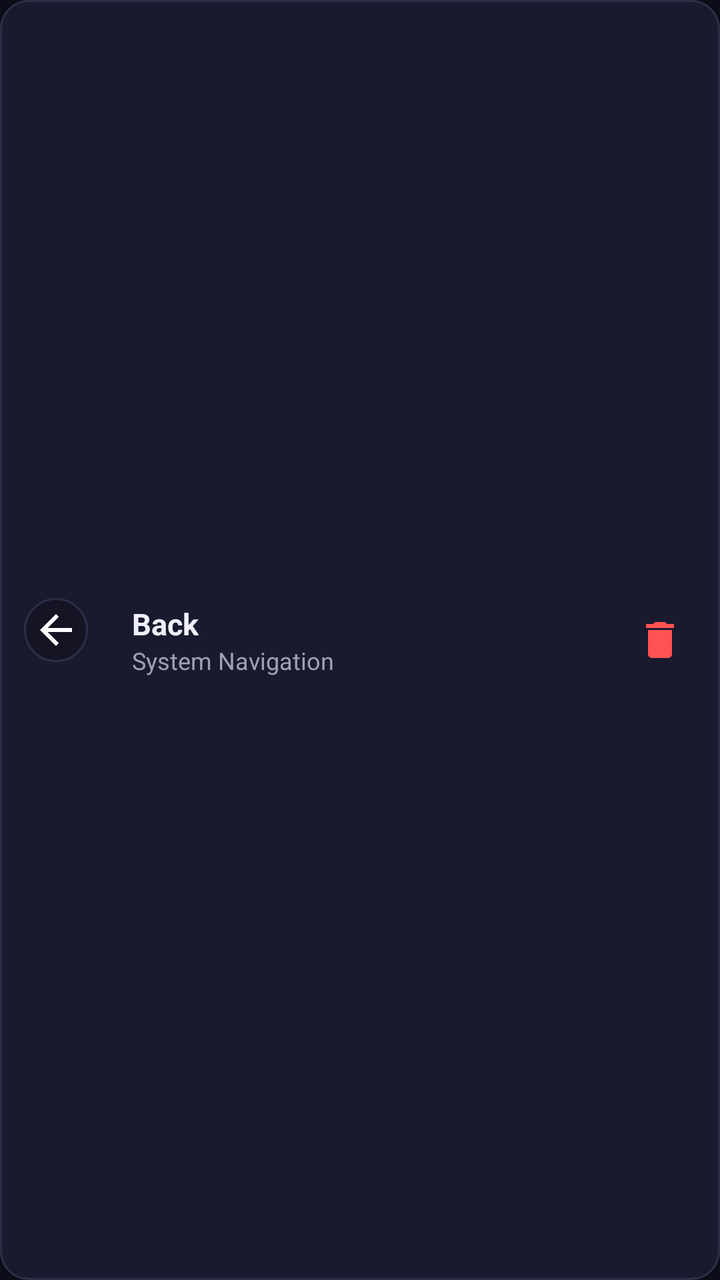
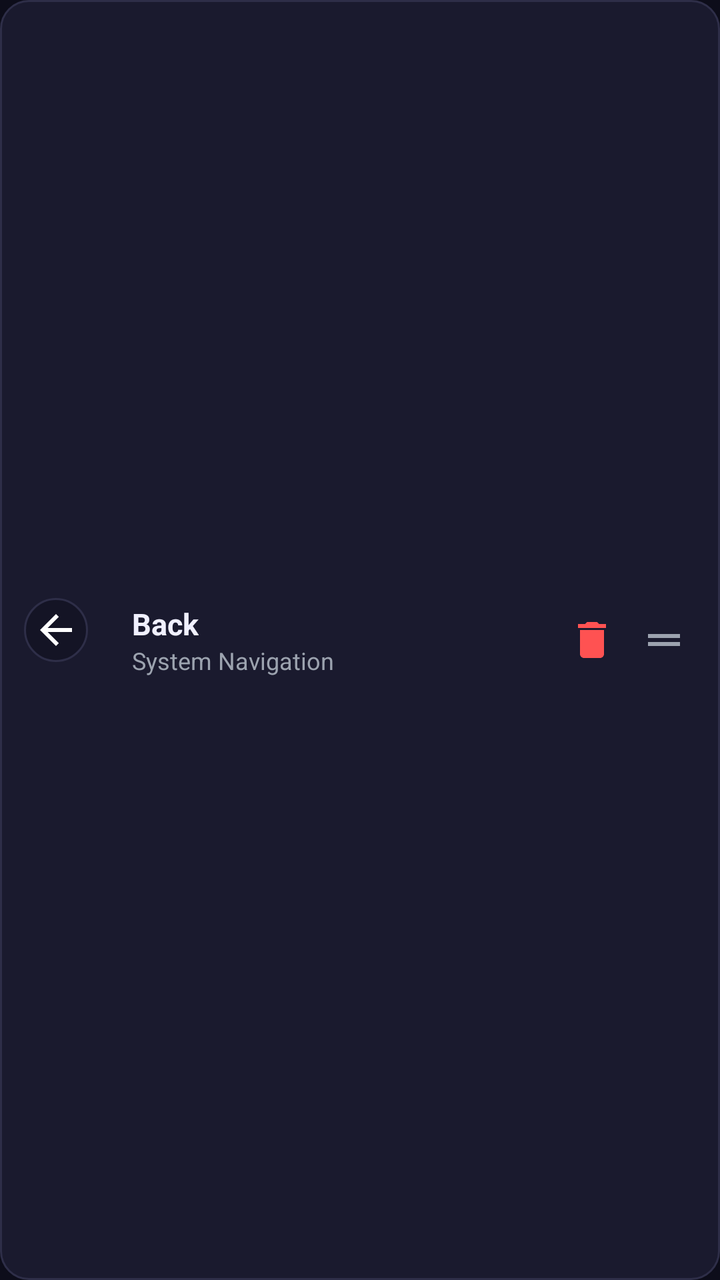

Before-and-after screenshots of an Android layout around one commit, followed by the original layout XML and the change that was made.
<!-- AndroidManifest.xml: application theme Theme.PieControl -->
<!-- res/layout/item_ring_action.xml -->
<?xml version="1.0" encoding="utf-8"?>
<LinearLayout xmlns:android="http://schemas.android.com/apk/res/android"
    android:layout_width="match_parent"
    android:layout_height="wrap_content"
    android:orientation="horizontal"
    android:gravity="center_vertical"
    android:paddingVertical="8dp"
    android:paddingHorizontal="12dp"
    android:layout_marginBottom="6dp"
    android:background="@drawable/bg_card">

    <FrameLayout
        android:layout_width="42dp"
        android:layout_height="42dp">
        <ImageView
            android:id="@+id/ivActionIcon"
            android:layout_width="32dp"
            android:layout_height="32dp"
            android:layout_gravity="start|top"
            android:padding="4dp"
            android:background="@drawable/bg_circle_icon"
            android:src="@drawable/ic_action_back"
            android:contentDescription="Action Icon" />
        <ImageView
            android:id="@+id/ivSecondaryIcon"
            android:layout_width="22dp"
            android:layout_height="22dp"
            android:layout_gravity="end|bottom"
            android:padding="2dp"
            android:visibility="gone"
            android:background="@drawable/bg_circle_icon"
            android:src="@drawable/ic_action_home"
            android:contentDescription="Secondary Action Icon" />
    </FrameLayout>

    <LinearLayout
        android:layout_width="0dp"
        android:layout_height="wrap_content"
        android:layout_weight="1"
        android:layout_marginStart="12dp"
        android:orientation="vertical">

        <TextView
            android:id="@+id/tvActionLabel"
            android:layout_width="wrap_content"
            android:layout_height="wrap_content"
            android:text="Back"
            android:textColor="@color/text_primary"
            android:textSize="15sp"
            android:textStyle="bold" />

        <TextView
            android:id="@+id/tvActionSub"
            android:layout_width="wrap_content"
            android:layout_height="wrap_content"
            android:text="System Navigation"
            android:textColor="@color/text_secondary"
            android:textSize="12sp" />
    </LinearLayout>

    <ImageButton
        android:id="@+id/btnDeleteAction"
        android:layout_width="36dp"
        android:layout_height="36dp"
        android:background="?attr/selectableItemBackgroundBorderless"
        android:src="@drawable/ic_delete"
        android:tint="@color/accent_red"
        android:contentDescription="Remove Action" />

</LinearLayout>
<!-- resources referenced by this layout -->
<resources>
  <color name="accent_red">#FF5252</color>
  <color name="text_primary">#F0F0FF</color>
  <color name="text_secondary">#9CA3AF</color>
  <!-- drawable bg_card (drawable) -->
  <?xml version="1.0" encoding="utf-8"?>
  <shape xmlns:android="http://schemas.android.com/apk/res/android"
      android:shape="rectangle">
      <solid android:color="@color/surface_card" />
      <corners android:radius="14dp" />
      <stroke android:width="1dp" android:color="@color/border_subtle" />
  </shape>
  <!-- drawable bg_circle_icon (drawable) -->
  <?xml version="1.0" encoding="utf-8"?>
  <shape xmlns:android="http://schemas.android.com/apk/res/android"
      android:shape="oval">
      <solid android:color="@color/surface" />
      <stroke android:width="1dp" android:color="@color/border_subtle" />
  </shape>
  <!-- drawable ic_action_back (drawable) -->
  <vector xmlns:android="http://schemas.android.com/apk/res/android"
      android:width="24dp" android:height="24dp" android:viewportWidth="24" android:viewportHeight="24">
      <path android:fillColor="#FFFFFFFF" android:pathData="M20,11H7.83l5.59,-5.59L12,4l-8,8 8,8 1.41,-1.41L7.83,13H20v-2z"/>
  </vector>
  <!-- drawable ic_action_home (drawable) -->
  <vector xmlns:android="http://schemas.android.com/apk/res/android"
      android:width="24dp" android:height="24dp" android:viewportWidth="24" android:viewportHeight="24">
      <path android:fillColor="#FFFFFFFF" android:pathData="M10,20v-6h4v6h5v-8h3L12,3 2,12h3v8z"/>
  </vector>
  <!-- drawable ic_delete (drawable) -->
  <vector xmlns:android="http://schemas.android.com/apk/res/android"
      android:width="24dp" android:height="24dp" android:viewportWidth="24" android:viewportHeight="24">
      <path android:fillColor="#FFFFFFFF" android:pathData="M6,19c0,1.1 0.9,2 2,2h8c1.1,0 2,-0.9 2,-2V7H6v12zM19,4h-3.5l-1,-1h-5l-1,1H5v2h14V4z"/>
  </vector>
  <style name="Theme.PieControl" parent="Theme.Material3.Dark.NoActionBar">
          <item name="android:statusBarColor">@color/background</item>
          <item name="android:navigationBarColor">@color/background</item>
          <item name="android:windowBackground">@color/background</item>
          <item name="colorPrimary">@color/primary</item>
          <item name="colorOnPrimary">@color/on_primary</item>
          <item name="colorSurface">@color/surface</item>
          <item name="colorOnSurface">@color/text_primary</item>
      </style>
  <color name="surface_card">#1A1A2E</color>
  <color name="border_subtle">#2E2E48</color>
  <color name="surface">#141425</color>
  <color name="background">#0D0D1A</color>
  <color name="primary">#00E676</color>
  <color name="on_primary">#0D0D1A</color>
</resources>

<!-- the commit's change to res/layout/item_ring_action.xml (unified diff, before → after) -->
@@ -67,4 +67,14 @@
         android:tint="@color/accent_red"
         android:contentDescription="Remove Action" />
 
+    <ImageView
+        android:id="@+id/ivDragHandle"
+        android:layout_width="32dp"
+        android:layout_height="32dp"
+        android:padding="4dp"
+        android:layout_marginStart="2dp"
+        android:src="@drawable/ic_drag_handle"
+        android:tint="@color/text_secondary"
+        android:contentDescription="Drag to reorder" />
+
 </LinearLayout>
<!-- resource entries referenced after the edit -->
@@ -33,6 +33,16 @@
       android:width="24dp" android:height="24dp" android:viewportWidth="24" android:viewportHeight="24">
       <path android:fillColor="#FFFFFFFF" android:pathData="M6,19c0,1.1 0.9,2 2,2h8c1.1,0 2,-0.9 2,-2V7H6v12zM19,4h-3.5l-1,-1h-5l-1,1H5v2h14V4z"/>
   </vector>
+  <!-- drawable ic_drag_handle (drawable) -->
+  <vector xmlns:android="http://schemas.android.com/apk/res/android"
+      android:width="24dp"
+      android:height="24dp"
+      android:viewportWidth="24"
+      android:viewportHeight="24">
+    <path
+        android:fillColor="#9E9E9E"
+        android:pathData="M20,9H4v2h16V9z M4,15h16v-2H4V15z"/>
+  </vector>
   <style name="Theme.PieControl" parent="Theme.Material3.Dark.NoActionBar">
           <item name="android:statusBarColor">@color/background</item>
           <item name="android:navigationBarColor">@color/background</item>
